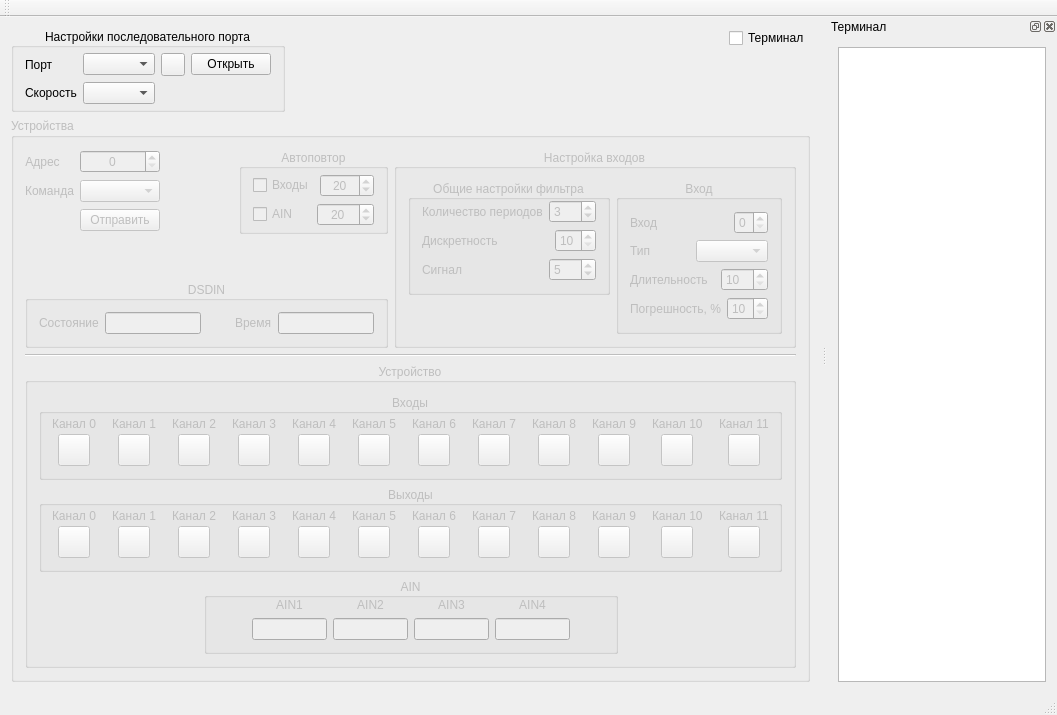
Above: mainwindow.ui from vlarry/emulator before the change. Below: the same form after it.
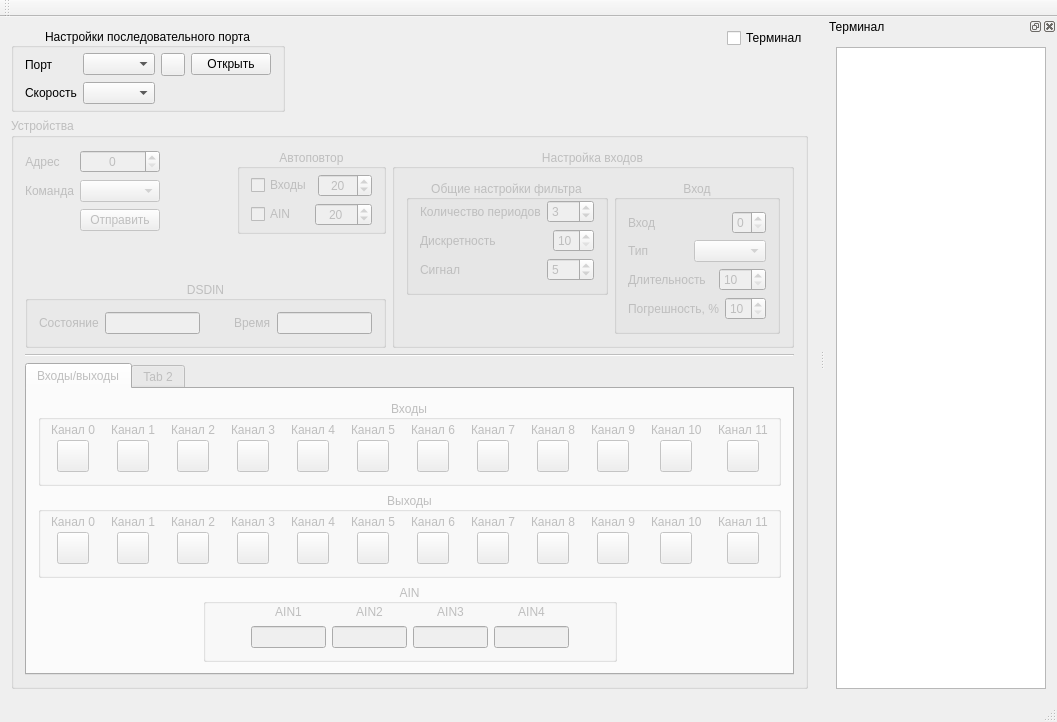
That is the form after the change. Icons and pictures are not drawn. Custom widgets are drawn as their Qt base class.

Commit message: Разведеление области входы/выходы на вкладки.

```diff
--- a/mainwindow.ui
+++ b/mainwindow.ui
@@ -7,7 +7,7 @@
     <x>0</x>
     <y>0</y>
     <width>1057</width>
-    <height>643</height>
+    <height>655</height>
    </rect>
   </property>
   <property name="windowTitle">
@@ -781,19 +781,11 @@
         </widget>
        </item>
        <item>
-        <widget class="QGroupBox" name="groupDevice">
-         <property name="sizePolicy">
-          <sizepolicy hsizetype="Expanding" vsizetype="Fixed">
-           <horstretch>0</horstretch>
-           <verstretch>0</verstretch>
-          </sizepolicy>
-         </property>
-         <property name="title">
-          <string>Устройство</string>
-         </property>
-         <property name="alignment">
-          <set>Qt::AlignCenter</set>
-         </property>
+        <widget class="QTabWidget" name="twPeriphery">
+         <widget class="QWidget" name="tabIO">
+          <attribute name="title">
+           <string>Входы/выходы</string>
+          </attribute>
          <layout class="QVBoxLayout" name="verticalLayout_32">
           <item>
            <layout class="QHBoxLayout" name="horizontalLayout_85">
@@ -4072,6 +4064,12 @@
           </item>
          </layout>
         </widget>
+         <widget class="QWidget" name="tab_2">
+          <attribute name="title">
+           <string>Tab 2</string>
+          </attribute>
+         </widget>
+        </widget>
        </item>
       </layout>
       <zorder>groupDevice</zorder>
```
Left out of the diff: 2 changed lines with no effect on the pictures. Lines whose indentation alone changed are shown as unchanged. The commit also changes 2 other files.
